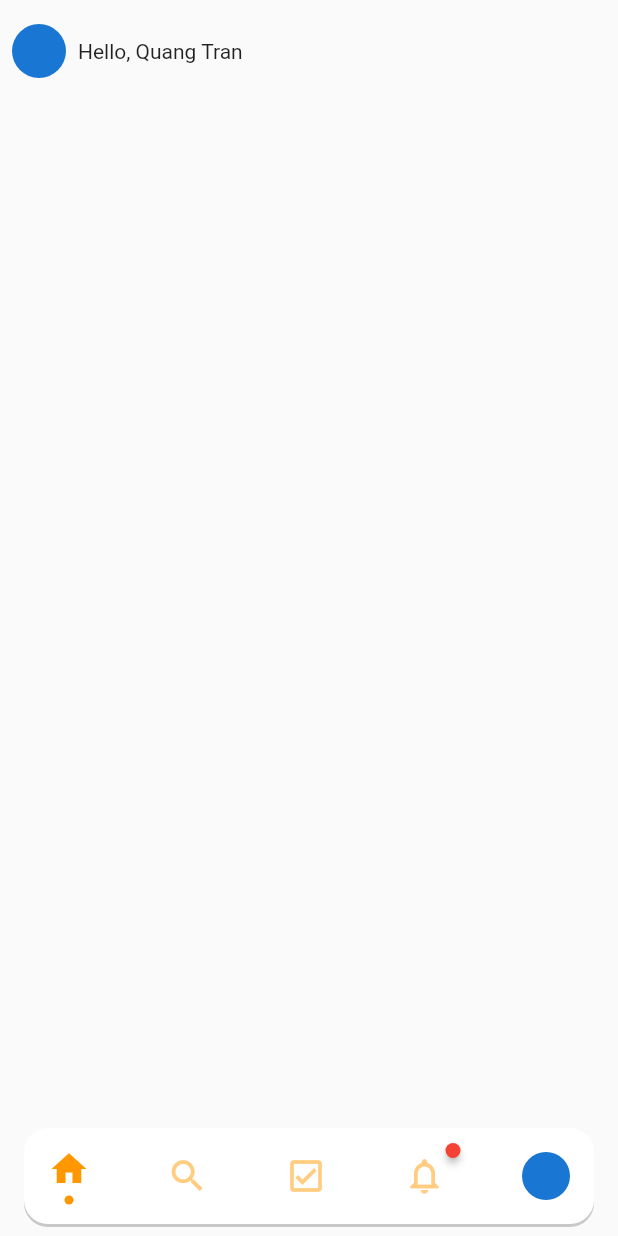
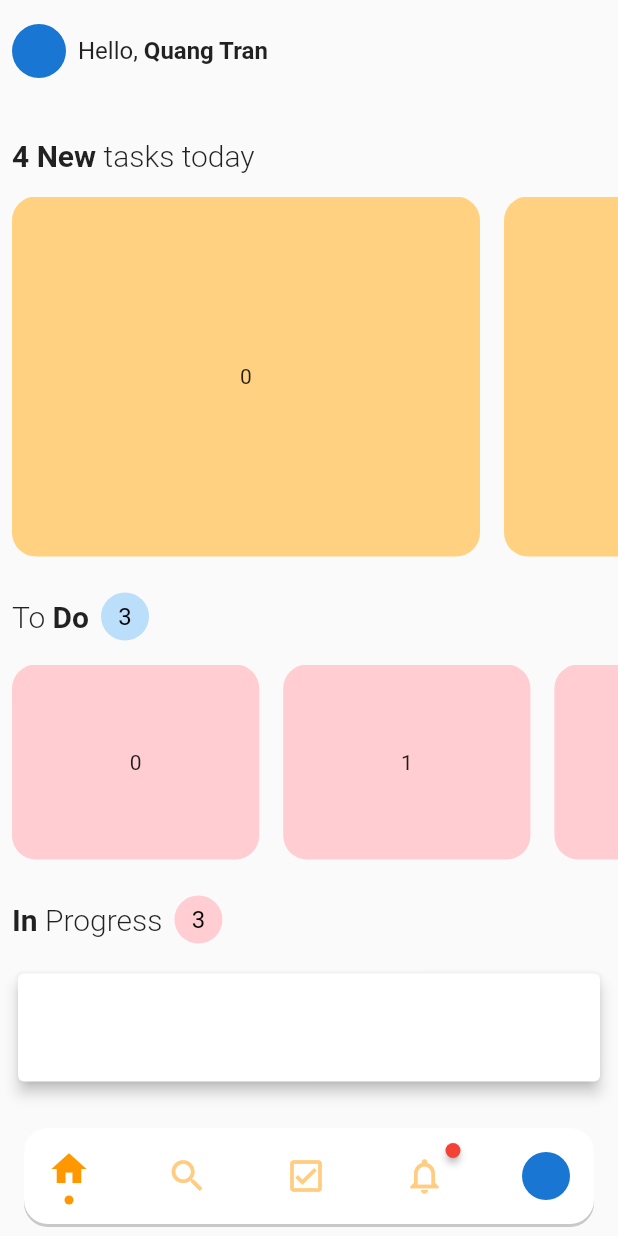
Before and after one commit to QD1221/task_management_app, a Flutter app: the screen it shows after launch, on a phone screen of 412 x 824 dp. Run offline on Flutter 3.47's test engine with Material 2 defaults, Android fonts, the phone set to English and light mode, and no system bars; drawn by our look-alikes of badges.

Commit message:
2nd commit

```diff
--- /dev/null
+++ b/lib/model/task.dart
@@ -0,0 +1,15 @@
+import 'package:flutter/material.dart';
+
+class TaskTag {
+  String? tag;
+  Color? color;
+
+  TaskTag(this.tag, this.color);
+}
+
+class Task {
+  String? title;
+  String? dueDateTime;
+  String? description;
+  List<TaskTag?>? taskTags;
+}
--- a/lib/ui/home_page.dart
+++ b/lib/ui/home_page.dart
@@ -17,7 +17,7 @@ class _HomePageState extends State<HomePage> {
           children: [
             Positioned(
               left: 8,
-              right: 8,
+              right: 0,
               bottom: 0,
               top: 16,
               child: SingleChildScrollView(
@@ -31,10 +31,156 @@ class _HomePageState extends State<HomePage> {
                         SizedBox(
                           width: 8,
                         ),
-                        Text('Hello, '),
-                        Text('Quang Tran')
+                        Text(
+                          'Hello, ',
+                          style: TextStyle(fontSize: 16),
+                        ),
+                        Text(
+                          'Quang Tran',
+                          style: TextStyle(
+                            fontWeight: FontWeight.bold,
+                            fontSize: 16,
+                          ),
+                        )
                       ],
-                    )
+                    ),
+                    SizedBox(
+                      height: 16,
+                    ),
+                    Padding(
+                      padding: const EdgeInsets.only(top: 24, bottom: 16),
+                      child: Row(
+                        children: [
+                          Text(
+                            '4 New ',
+                            style: TextStyle(
+                              fontWeight: FontWeight.bold,
+                              fontSize: 20,
+                            ),
+                          ),
+                          Text(
+                            'tasks today',
+                            style: TextStyle(
+                              fontWeight: FontWeight.w300,
+                              fontSize: 20,
+                            ),
+                          ),
+                        ],
+                      ),
+                    ),
+                    SizedBox(
+                      height: 240,
+                      child: ListView.builder(
+                          scrollDirection: Axis.horizontal,
+                          itemCount: 10,
+                          itemBuilder: (context, index) {
+                            return Padding(
+                              padding: const EdgeInsets.only(right: 16),
+                              child: Container(
+                                width: MediaQuery.of(context).size.width - 100,
+                                decoration: BoxDecoration(
+                                    borderRadius: BorderRadius.circular(16),
+
+                                    color: Colors.orangeAccent[100]),
+                                child: Center(
+                                  child: Text('$index'),
+                                ),
+                              ),
+                            );
+                          }),
+                    ),
+                    Padding(
+                      padding: const EdgeInsets.only(top: 24, bottom: 16),
+                      child: Row(
+                        children: [
+                          Text(
+                            'To ',
+                            style: TextStyle(
+                              fontWeight: FontWeight.w300,
+                              fontSize: 20,
+                            ),
+                          ),
+                          Text(
+                            'Do',
+                            style: TextStyle(
+                              fontWeight: FontWeight.bold,
+                              fontSize: 20,
+                            ),
+                          ),
+                          SizedBox(
+                            width: 8,
+                          ),
+                          CircleAvatar(
+                            radius: 16,
+                            backgroundColor: Colors.blue[100],
+                            foregroundColor: Colors.black,
+                            child: Text('3'),
+                          )
+                        ],
+                      ),
+                    ),
+                    SizedBox(
+                      height: 130,
+                      child: ListView.builder(
+                          scrollDirection: Axis.horizontal,
+                          itemCount: 3,
+                          itemBuilder: (context, index) {
+                            return Padding(
+                              padding: const EdgeInsets.only(right: 16),
+                              child: Container(
+                                width: MediaQuery.of(context).size.width / 2.5,
+                                decoration: BoxDecoration(
+                                  borderRadius: BorderRadius.circular(16),
+                                    color: Colors.red[100]),
+                                child: Center(
+                                  child: Text('$index'),
+                                ),
+                              ),
+                            );
+                          }),
+                    ),
+                    Padding(
+                      padding: const EdgeInsets.only(top: 24, bottom: 16),
+                      child: Row(
+                        children: [
+                          Text(
+                            'In ',
+                            style: TextStyle(
+                              fontWeight: FontWeight.bold,
+                              fontSize: 20,
+                            ),
+                          ),
+                          Text(
+                            'Progress',
+                            style: TextStyle(
+                              fontWeight: FontWeight.w300,
+                              fontSize: 20,
+                            ),
+                          ),
+                          SizedBox(
+                            width: 8,
+                          ),
+                          CircleAvatar(
+                            radius: 16,
+                            backgroundColor: Colors.red[100],
+                            foregroundColor: Colors.black,
+                            child: Text('3'),
+                          )
+                        ],
+                      ),
+                    ),
+                    SizedBox(
+                      height: 80,
+                      child: Padding(
+                        padding: const EdgeInsets.only(right: 8),
+                        child: Card(
+                          elevation: 4,
+                          child: Row(
+                            children: [],
+                          ),
+                        ),
+                      ),
+                    ),
                   ],
                 ),
               ),
```
